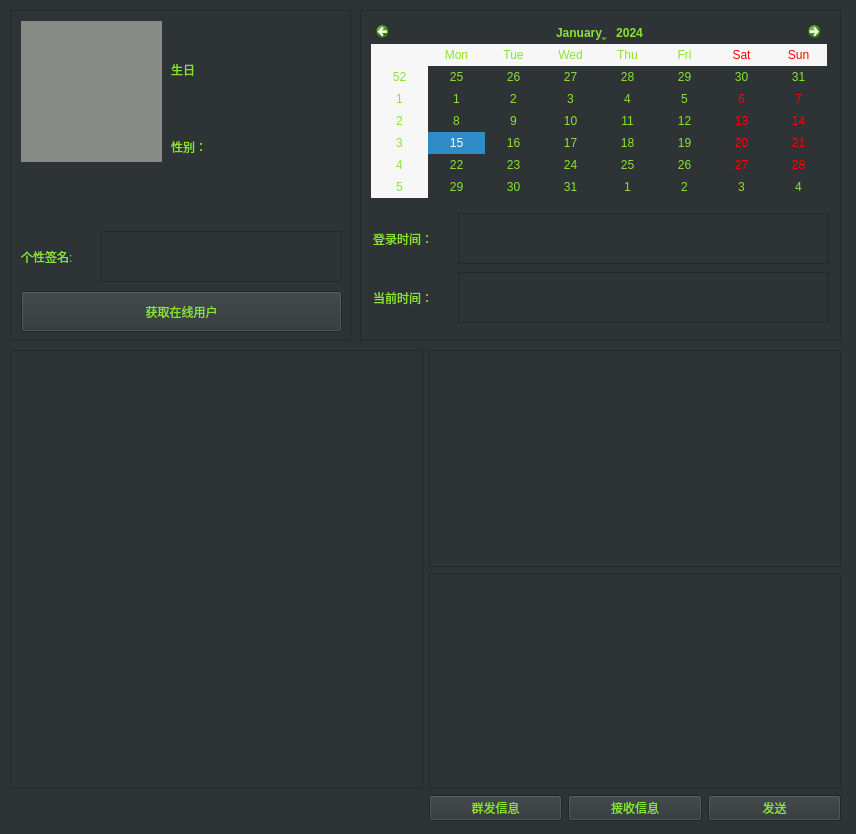
The window that ui/loginservice.ui (SongleMark/QTChart) describes before a commit, drawn with Qt 5.
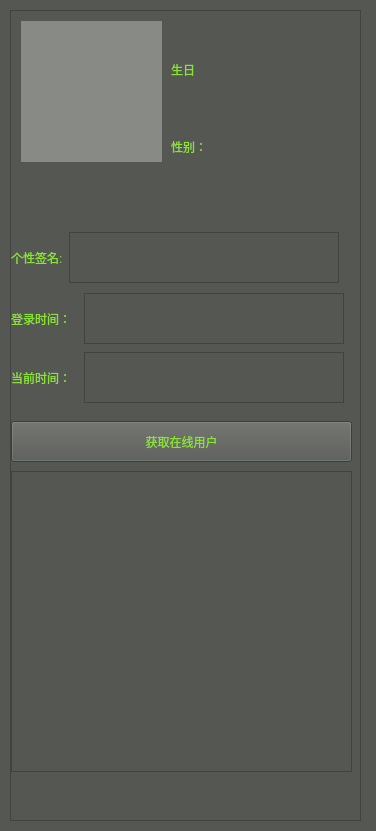
The same window after the commit.

Commit message: 增加/修改 1.将发送消息界面与登录界面分离，在登录界面点击用户名即可跳转至消息界面 2.在消息发送/接收界面可选择字体样式大小颜色以及聊天信息清空等功能 3.添加了文件发送按钮，目前功能尚未实现 4.bug:在发送信息以及接受后在次获取在线用户列表会失败，目前正在改进

What changed in the file:
```diff
--- a/ui/loginservice.ui
+++ b/ui/loginservice.ui
@@ -6,23 +6,35 @@
    <rect>
     <x>0</x>
     <y>0</y>
-    <width>856</width>
-    <height>834</height>
+    <width>376</width>
+    <height>831</height>
    </rect>
   </property>
+  <property name="minimumSize">
+   <size>
+    <width>376</width>
+    <height>831</height>
+   </size>
+  </property>
+  <property name="maximumSize">
+   <size>
+    <width>376</width>
+    <height>831</height>
+   </size>
+  </property>
   <property name="windowTitle">
    <string>Form</string>
   </property>
   <property name="styleSheet">
-   <string notr="true">background-color: rgb(46, 52, 54);</string>
+   <string notr="true">background-color: rgb(85, 87, 83);</string>
   </property>
   <widget class="QScrollArea" name="scrollArea">
    <property name="geometry">
     <rect>
      <x>10</x>
      <y>10</y>
-     <width>341</width>
-     <height>331</height>
+     <width>351</width>
+     <height>811</height>
     </rect>
    </property>
    <property name="widgetResizable">
@@ -33,8 +45,8 @@
      <rect>
       <x>0</x>
       <y>0</y>
-      <width>339</width>
-      <height>329</height>
+      <width>349</width>
+      <height>809</height>
      </rect>
     </property>
     <widget class="QLabel" name="labelimage">
@@ -138,43 +150,12 @@
       <string/>
      </property>
     </widget>
-    <widget class="QLabel" name="label_3">
-     <property name="geometry">
-      <rect>
-       <x>10</x>
-       <y>230</y>
-       <width>67</width>
-       <height>31</height>
-      </rect>
-     </property>
-     <property name="styleSheet">
-      <string notr="true">color: rgb(138, 226, 52);
-</string>
-     </property>
-     <property name="text">
-      <string>个性签名:</string>
-     </property>
-    </widget>
-    <widget class="QTextEdit" name="textEdit">
-     <property name="geometry">
-      <rect>
-       <x>90</x>
-       <y>220</y>
-       <width>241</width>
-       <height>51</height>
-      </rect>
-     </property>
-     <property name="styleSheet">
-      <string notr="true">color: rgb(138, 226, 52);
-</string>
-     </property>
-    </widget>
     <widget class="QPushButton" name="pushButtonGetClient">
      <property name="geometry">
       <rect>
-       <x>10</x>
-       <y>280</y>
-       <width>321</width>
+       <x>0</x>
+       <y>410</y>
+       <width>341</width>
        <height>41</height>
       </rect>
      </property>
@@ -202,55 +183,18 @@
       <string/>
      </property>
     </widget>
-   </widget>
-  </widget>
-  <widget class="QScrollArea" name="scrollArea_2">
-   <property name="geometry">
-    <rect>
-     <x>360</x>
-     <y>10</y>
-     <width>481</width>
-     <height>331</height>
-    </rect>
-   </property>
-   <property name="widgetResizable">
-    <bool>true</bool>
-   </property>
-   <widget class="QWidget" name="scrollAreaWidgetContents_2">
-    <property name="geometry">
-     <rect>
-      <x>0</x>
-      <y>0</y>
-      <width>479</width>
-      <height>329</height>
-     </rect>
-    </property>
-    <widget class="QCalendarWidget" name="calendarWidget">
-     <property name="geometry">
-      <rect>
-       <x>10</x>
-       <y>10</y>
-       <width>456</width>
-       <height>177</height>
-      </rect>
-     </property>
-     <property name="styleSheet">
-      <string notr="true">color: rgb(138, 226, 52);
-</string>
-     </property>
-    </widget>
     <widget class="QWidget" name="layoutWidget">
      <property name="geometry">
       <rect>
        <x>0</x>
-       <y>200</y>
-       <width>481</width>
+       <y>280</y>
+       <width>333</width>
        <height>114</height>
       </rect>
      </property>
      <layout class="QVBoxLayout" name="verticalLayout">
       <item>
-       <layout class="QHBoxLayout" name="horizontalLayout_2">
+       <layout class="QHBoxLayout" name="horizontalLayout">
         <item>
          <widget class="QLabel" name="label_4">
           <property name="minimumSize">
@@ -276,12 +220,6 @@
         </item>
         <item>
          <widget class="QTextEdit" name="textEditStartTime">
-          <property name="minimumSize">
-           <size>
-            <width>371</width>
-            <height>51</height>
-           </size>
-          </property>
           <property name="maximumSize">
            <size>
             <width>371</width>
@@ -298,7 +236,7 @@
        </layout>
       </item>
       <item>
-       <layout class="QHBoxLayout" name="horizontalLayout">
+       <layout class="QHBoxLayout" name="horizontalLayout_2">
         <item>
          <widget class="QLabel" name="label_5">
           <property name="minimumSize">
@@ -324,12 +262,6 @@
         </item>
         <item>
          <widget class="QTextEdit" name="textEditCurrent">
-          <property name="minimumSize">
-           <size>
-            <width>371</width>
-            <height>51</height>
-           </size>
-          </property>
           <property name="maximumSize">
            <size>
             <width>371</width>
@@ -347,88 +279,74 @@
       </item>
      </layout>
     </widget>
-   </widget>
-  </widget>
-  <widget class="QWidget" name="">
-   <property name="geometry">
-    <rect>
-     <x>10</x>
-     <y>350</y>
-     <width>831</width>
-     <height>471</height>
-    </rect>
-   </property>
-   <layout class="QGridLayout" name="gridLayout">
-    <item row="0" column="0">
-     <widget class="QTableWidget" name="tableWidget">
-      <property name="styleSheet">
-       <string notr="true">color: rgb(138, 226, 52);</string>
-      </property>
-     </widget>
-    </item>
-    <item row="0" column="1">
-     <layout class="QVBoxLayout" name="verticalLayout_2">
-      <item>
-       <widget class="QTextEdit" name="textEditMessage">
-        <property name="styleSheet">
-         <string notr="true">color: rgb(138, 226, 52);</string>
-        </property>
-       </widget>
-      </item>
-      <item>
-       <widget class="QTextEdit" name="textEditSend">
-        <property name="styleSheet">
-         <string notr="true">color: rgb(138, 226, 52);</string>
-        </property>
-       </widget>
-      </item>
-     </layout>
-    </item>
-    <item row="1" column="0">
-     <widget class="QLabel" name="labelSendName">
-      <property name="styleSheet">
-       <string notr="true">color: rgb(138, 226, 52);</string>
-      </property>
-      <property name="text">
-       <string/>
-      </property>
-     </widget>
-    </item>
-    <item row="1" column="1">
+    <widget class="QTableWidget" name="tableWidget">
+     <property name="geometry">
+      <rect>
+       <x>0</x>
+       <y>460</y>
+       <width>341</width>
+       <height>301</height>
+      </rect>
+     </property>
+     <property name="styleSheet">
+      <string notr="true">color: rgb(138, 226, 52);
+font: 15pt &quot;Ubuntu&quot;;</string>
+     </property>
+    </widget>
+    <widget class="QLabel" name="labelSendName">
+     <property name="geometry">
+      <rect>
+       <x>0</x>
+       <y>770</y>
+       <width>341</width>
+       <height>33</height>
+      </rect>
+     </property>
+     <property name="styleSheet">
+      <string notr="true">color: rgb(138, 226, 52);</string>
+     </property>
+     <property name="text">
+      <string/>
+     </property>
+    </widget>
+    <widget class="QWidget" name="">
+     <property name="geometry">
+      <rect>
+       <x>0</x>
+       <y>220</y>
+       <width>328</width>
+       <height>53</height>
+      </rect>
+     </property>
      <layout class="QHBoxLayout" name="horizontalLayout_3">
       <item>
-       <widget class="QPushButton" name="pushButtonsendall">
+       <widget class="QLabel" name="label_3">
         <property name="styleSheet">
-         <string notr="true">color: rgb(138, 226, 52);</string>
+         <string notr="true">color: rgb(138, 226, 52);
+</string>
         </property>
         <property name="text">
-         <string>群发信息</string>
+         <string>个性签名:</string>
         </property>
        </widget>
       </item>
       <item>
-       <widget class="QPushButton" name="pushButtonRecv">
-        <property name="styleSheet">
-         <string notr="true">color: rgb(138, 226, 52);</string>
+       <widget class="QTextEdit" name="textEdit">
+        <property name="maximumSize">
+         <size>
+          <width>371</width>
+          <height>51</height>
+         </size>
         </property>
-        <property name="text">
-         <string>接收信息</string>
-        </property>
-       </widget>
-      </item>
-      <item>
-       <widget class="QPushButton" name="pushButtonSend">
         <property name="styleSheet">
-         <string notr="true">color: rgb(138, 226, 52);</string>
-        </property>
-        <property name="text">
-         <string>发送</string>
+         <string notr="true">color: rgb(138, 226, 52);
+</string>
         </property>
        </widget>
       </item>
      </layout>
-    </item>
-   </layout>
+    </widget>
+   </widget>
   </widget>
  </widget>
  <resources/>
```
Left out of the diff: 4 changed lines with no effect on the pictures. The commit also changes 22 other files.
